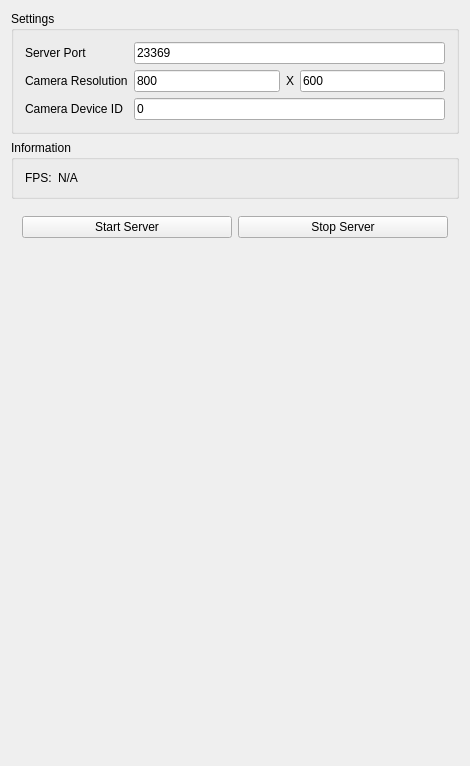
Old version of the form MirrorServer/Server/mainwindow.ui in the repository thijser/ARGAME.
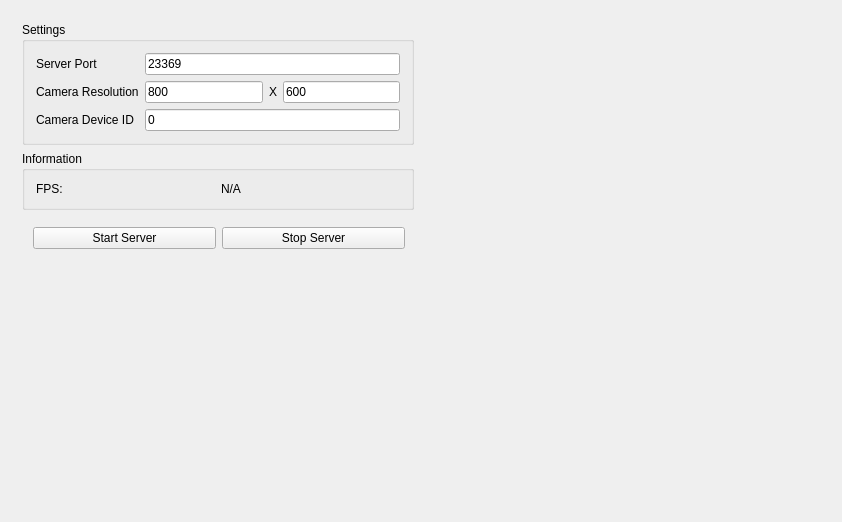
New version of the form.

Commit message: Improved Server UI layout.

What changed in the file:
```diff
--- a/MirrorServer/Server/mainwindow.ui
+++ b/MirrorServer/Server/mainwindow.ui
@@ -6,8 +6,8 @@
    <rect>
     <x>0</x>
     <y>0</y>
-    <width>470</width>
-    <height>746</height>
+    <width>842</width>
+    <height>518</height>
    </rect>
   </property>
   <property name="sizePolicy">
@@ -20,6 +20,9 @@
    <string>MainWindow</string>
   </property>
   <widget class="QWidget" name="centralWidget">
+   <layout class="QHBoxLayout" name="horizontalLayout">
+    <item>
+     <widget class="QWidget" name="controlpanel" native="true">
    <layout class="QVBoxLayout" name="verticalLayout">
     <item>
      <widget class="QGroupBox" name="settings">
@@ -33,7 +36,7 @@
        <string>Settings</string>
       </property>
       <layout class="QFormLayout" name="formLayout">
-       <item row="2" column="0">
+          <item row="0" column="0">
         <widget class="QLabel" name="serverLabel">
          <property name="sizePolicy">
           <sizepolicy hsizetype="Fixed" vsizetype="Preferred">
@@ -46,7 +49,7 @@
          </property>
         </widget>
        </item>
-       <item row="2" column="1">
+          <item row="0" column="1">
         <widget class="QLineEdit" name="serverPort">
          <property name="sizePolicy">
           <sizepolicy hsizetype="Expanding" vsizetype="Fixed">
@@ -68,14 +71,14 @@
          </property>
         </widget>
        </item>
-       <item row="3" column="0">
+          <item row="1" column="0">
         <widget class="QLabel" name="resolutionLabel">
          <property name="text">
           <string>Camera Resolution</string>
          </property>
         </widget>
        </item>
-       <item row="3" column="1">
+          <item row="1" column="1">
         <widget class="QWidget" name="resolution" native="true">
          <property name="minimumSize">
           <size>
@@ -126,14 +129,14 @@
          </layout>
         </widget>
        </item>
-       <item row="5" column="0">
+          <item row="2" column="0">
         <widget class="QLabel" name="cameraLabel">
          <property name="text">
           <string>Camera Device ID</string>
          </property>
         </widget>
        </item>
-       <item row="5" column="1">
+          <item row="2" column="1">
         <widget class="QLineEdit" name="cameraDevice">
          <property name="text">
           <string>0</string>
@@ -148,11 +151,17 @@
     </item>
     <item>
      <widget class="QGroupBox" name="groupBox">
+         <property name="sizePolicy">
+          <sizepolicy hsizetype="Preferred" vsizetype="Minimum">
+           <horstretch>0</horstretch>
+           <verstretch>0</verstretch>
+          </sizepolicy>
+         </property>
       <property name="title">
        <string>Information</string>
       </property>
-      <layout class="QFormLayout" name="formLayout_2">
-       <item row="0" column="0">
+         <layout class="QHBoxLayout" name="horizontalLayout_4">
+          <item>
         <widget class="QLabel" name="fpsLabel">
          <property name="font">
           <font>
@@ -165,7 +174,7 @@
          </property>
         </widget>
        </item>
-       <item row="0" column="1">
+          <item>
         <widget class="QLabel" name="fps">
          <property name="text">
           <string>N/A</string>
@@ -177,15 +186,17 @@
     </item>
     <item>
      <widget class="QWidget" name="controls" native="true">
-      <layout class="QHBoxLayout" name="horizontalLayout">
-       <item>
-        <widget class="QPushButton" name="startButton">
-         <property name="text">
-          <string>Start Server</string>
+         <property name="sizePolicy">
+          <sizepolicy hsizetype="Preferred" vsizetype="Expanding">
+           <horstretch>0</horstretch>
+           <verstretch>0</verstretch>
+          </sizepolicy>
          </property>
-        </widget>
-       </item>
-       <item>
+         <layout class="QGridLayout" name="gridLayout">
+          <property name="rightMargin">
+           <number>9</number>
+          </property>
+          <item row="0" column="1">
         <widget class="QPushButton" name="stopButton">
          <property name="text">
           <string>Stop Server</string>
@@ -195,20 +206,43 @@
          </property>
         </widget>
        </item>
+          <item row="0" column="0">
+           <widget class="QPushButton" name="startButton">
+            <property name="text">
+             <string>Start Server</string>
+            </property>
+           </widget>
+          </item>
+          <item row="1" column="0">
+           <spacer name="verticalSpacer">
+            <property name="orientation">
+             <enum>Qt::Vertical</enum>
+            </property>
+            <property name="sizeHint" stdset="0">
+             <size>
+              <width>20</width>
+              <height>40</height>
+             </size>
+            </property>
+           </spacer>
+          </item>
+         </layout>
+        </widget>
+       </item>
       </layout>
      </widget>
     </item>
     <item>
      <widget class="QLabel" name="image">
       <property name="sizePolicy">
-       <sizepolicy hsizetype="Preferred" vsizetype="Expanding">
+       <sizepolicy hsizetype="Preferred" vsizetype="Maximum">
         <horstretch>0</horstretch>
         <verstretch>0</verstretch>
        </sizepolicy>
       </property>
       <property name="minimumSize">
        <size>
-        <width>0</width>
+        <width>400</width>
         <height>500</height>
        </size>
       </property>
```
Left out of the diff: 2 changed lines with no effect on the pictures. Lines whose indentation alone changed are shown as unchanged. The commit also changes 13 other files.
